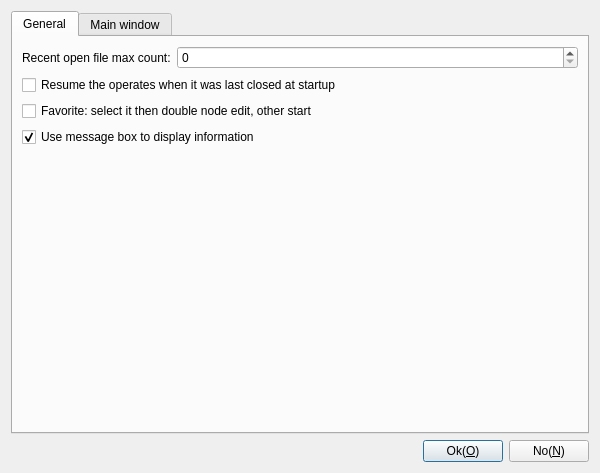
Qt form App/Client/ParameterDlgSettings.ui (KangLin/RabbitRemoteControl) before a commit.
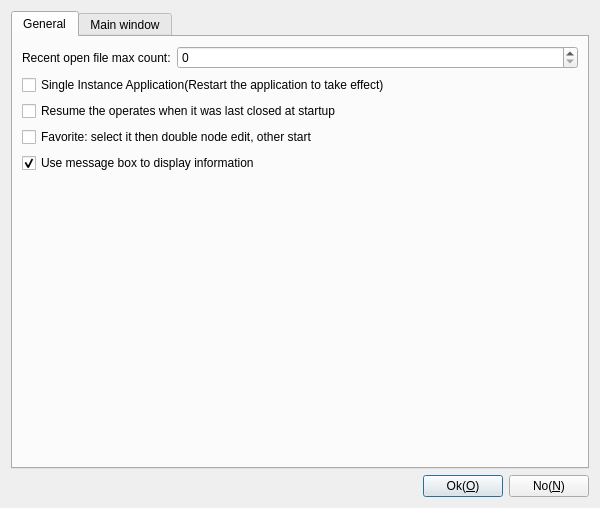
The same form after that commit. Icons and pictures are not drawn.

Commit message: App: add single instance application

```diff
--- a/App/Client/ParameterDlgSettings.ui
+++ b/App/Client/ParameterDlgSettings.ui
@@ -7,7 +7,7 @@
     <x>0</x>
     <y>0</y>
     <width>600</width>
-    <height>473</height>
+    <height>508</height>
    </rect>
   </property>
   <property name="windowTitle">
@@ -34,7 +34,49 @@
        <string>General</string>
       </attribute>
       <layout class="QGridLayout" name="gridLayout_4">
-       <item row="0" column="0">
+       <item row="5" column="0">
+        <widget class="QCheckBox" name="cbMessageBoxDisplayInfo">
+         <property name="sizePolicy">
+          <sizepolicy hsizetype="Minimum" vsizetype="Fixed">
+           <horstretch>0</horstretch>
+           <verstretch>0</verstretch>
+          </sizepolicy>
+         </property>
+         <property name="text">
+          <string>Use message box to display information</string>
+         </property>
+         <property name="checked">
+          <bool>true</bool>
+         </property>
+        </widget>
+       </item>
+       <item row="4" column="0">
+        <widget class="QCheckBox" name="cbFavoriteDoubleEdit">
+         <property name="sizePolicy">
+          <sizepolicy hsizetype="Minimum" vsizetype="Fixed">
+           <horstretch>0</horstretch>
+           <verstretch>0</verstretch>
+          </sizepolicy>
+         </property>
+         <property name="text">
+          <string>Favorite: select it then double node edit, other start</string>
+         </property>
+        </widget>
+       </item>
+       <item row="3" column="0">
+        <widget class="QCheckBox" name="cbResumLasterClose">
+         <property name="sizePolicy">
+          <sizepolicy hsizetype="Minimum" vsizetype="Fixed">
+           <horstretch>0</horstretch>
+           <verstretch>0</verstretch>
+          </sizepolicy>
+         </property>
+         <property name="text">
+          <string>Resume the operates when it was last closed at startup</string>
+         </property>
+        </widget>
+       </item>
+       <item row="1" column="0">
         <layout class="QHBoxLayout" name="horizontalLayout_2">
          <item>
           <widget class="QLabel" name="label">
@@ -64,49 +106,7 @@
          </item>
         </layout>
        </item>
-       <item row="1" column="0">
-        <widget class="QCheckBox" name="cbResumLasterClose">
-         <property name="sizePolicy">
-          <sizepolicy hsizetype="Minimum" vsizetype="Fixed">
-           <horstretch>0</horstretch>
-           <verstretch>0</verstretch>
-          </sizepolicy>
-         </property>
-         <property name="text">
-          <string>Resume the operates when it was last closed at startup</string>
-         </property>
-        </widget>
-       </item>
-       <item row="2" column="0">
-        <widget class="QCheckBox" name="cbFavoriteDoubleEdit">
-         <property name="sizePolicy">
-          <sizepolicy hsizetype="Minimum" vsizetype="Fixed">
-           <horstretch>0</horstretch>
-           <verstretch>0</verstretch>
-          </sizepolicy>
-         </property>
-         <property name="text">
-          <string>Favorite: select it then double node edit, other start</string>
-         </property>
-        </widget>
-       </item>
-       <item row="3" column="0">
-        <widget class="QCheckBox" name="cbMessageBoxDisplayInfo">
-         <property name="sizePolicy">
-          <sizepolicy hsizetype="Minimum" vsizetype="Fixed">
-           <horstretch>0</horstretch>
-           <verstretch>0</verstretch>
-          </sizepolicy>
-         </property>
-         <property name="text">
-          <string>Use message box to display information</string>
-         </property>
-         <property name="checked">
-          <bool>true</bool>
-         </property>
-        </widget>
-       </item>
-       <item row="4" column="0">
+       <item row="6" column="0">
         <spacer name="verticalSpacer">
          <property name="orientation">
           <enum>Qt::Vertical</enum>
@@ -119,6 +119,13 @@
          </property>
         </spacer>
        </item>
+       <item row="2" column="0">
+        <widget class="QCheckBox" name="cbSingleInstanceApplication">
+         <property name="text">
+          <string>Single Instance Application(Restart the application to take effect)</string>
+         </property>
+        </widget>
+       </item>
       </layout>
      </widget>
      <widget class="QWidget" name="tab">
```
Left out of the diff: 6 changed lines with no effect on the pictures. The commit also changes 6 other files.
